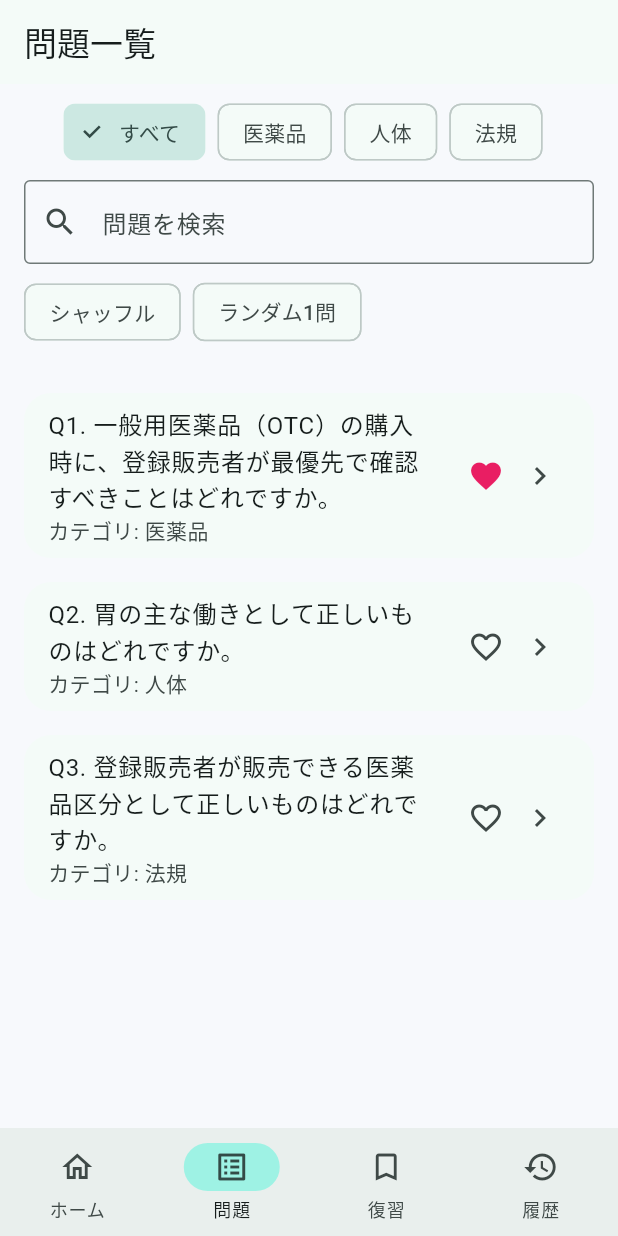
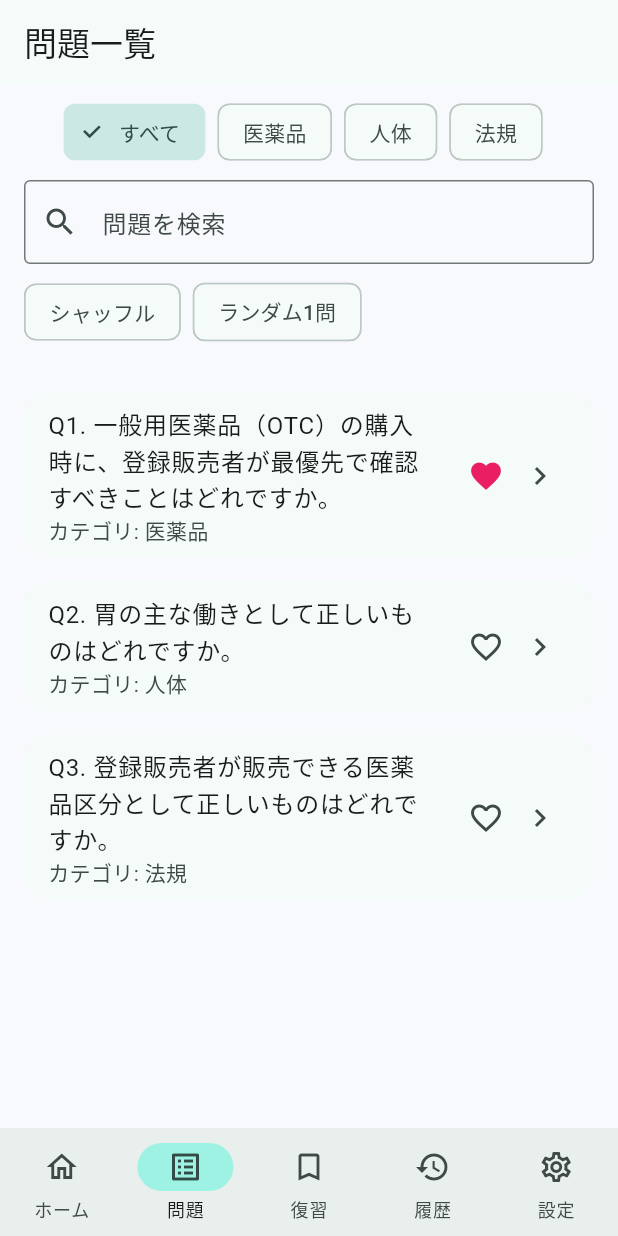
Before and after one commit to takuya42/touhan-app, a Flutter app: the screen it shows after launch, item 2 of the bottom bar chosen, after a tap on the "favorite outline" icon, on a phone screen of 412 x 824 dp. Run offline on Flutter 3.47's test engine with Material 3 defaults, Android fonts, the phone set to English and light mode, and no system bars; our stand-ins replace flutter_riverpod, shared_preferences.

Commit message:
Add settings UI, persisted notification toggle, and AI chat base screen

```diff
--- a/lib/src/features/questions/application/question_providers.dart
+++ b/lib/src/features/questions/application/question_providers.dart
@@ -39,6 +39,7 @@ final favoriteQuestionIdsProvider =
     );
 final currentStreakProvider = StateProvider<int>((ref) => 0);
 final todayStudySecondsProvider = StateProvider<int>((ref) => 0);
+final notificationsEnabledProvider = StateProvider<bool>((ref) => true);
 
 class FavoriteQuestionIdsNotifier extends StateNotifier<Set<String>> {
   FavoriteQuestionIdsNotifier() : super(<String>{});
--- a/lib/src/features/questions/application/study_persistence.dart
+++ b/lib/src/features/questions/application/study_persistence.dart
@@ -12,6 +12,7 @@ class StudyPersistenceService {
   static const _keyFavorites = 'favorite_ids';
   static const _keyStreak = 'current_streak';
   static const _keyStudySec = 'today_study_seconds';
+  static const _keyNotify = 'notifications_enabled';
 
   Future<void> load(WidgetRef ref) async {
     final prefs = await SharedPreferences.getInstance();
@@ -23,6 +24,7 @@ class StudyPersistenceService {
     ref.read(favoriteQuestionIdsProvider.notifier).setAll(prefs.getStringList(_keyFavorites) ?? <String>[]);
     ref.read(currentStreakProvider.notifier).state = prefs.getInt(_keyStreak) ?? 0;
     ref.read(todayStudySecondsProvider.notifier).state = prefs.getInt(_keyStudySec) ?? 0;
+    ref.read(notificationsEnabledProvider.notifier).state = prefs.getBool(_keyNotify) ?? true;
   }
 
   Future<void> save(WidgetRef ref) async {
@@ -35,6 +37,7 @@ class StudyPersistenceService {
     await prefs.setStringList(_keyFavorites, ref.read(favoriteQuestionIdsProvider).toList());
     await prefs.setInt(_keyStreak, ref.read(currentStreakProvider));
     await prefs.setInt(_keyStudySec, ref.read(todayStudySecondsProvider));
+    await prefs.setBool(_keyNotify, ref.read(notificationsEnabledProvider));
   }
 }
 
--- a/lib/src/features/questions/presentation/pages/home_shell_page.dart
+++ b/lib/src/features/questions/presentation/pages/home_shell_page.dart
@@ -6,6 +6,7 @@ import '../../application/question_providers.dart';
 import '../../domain/question.dart';
 import 'question_list_page.dart';
 import 'question_quiz_page.dart';
+import 'settings_page.dart';
 
 class HomeShellPage extends ConsumerStatefulWidget {
   const HomeShellPage({super.key});
@@ -35,6 +36,7 @@ class _HomeShellPageState extends ConsumerState<HomeShellPage> {
       const QuestionListPage(),
       const _WrongQuestionsPage(),
       const _StudyHistoryPage(),
+      const SettingsPage(),
     ];
 
     return Scaffold(
@@ -47,6 +49,7 @@ class _HomeShellPageState extends ConsumerState<HomeShellPage> {
           NavigationDestination(icon: Icon(Icons.list_alt_outlined), selectedIcon: Icon(Icons.list_alt), label: '問題'),
           NavigationDestination(icon: Icon(Icons.bookmark_outline), selectedIcon: Icon(Icons.bookmark), label: '復習'),
           NavigationDestination(icon: Icon(Icons.history_outlined), selectedIcon: Icon(Icons.history), label: '履歴'),
+          NavigationDestination(icon: Icon(Icons.settings_outlined), selectedIcon: Icon(Icons.settings), label: '設定'),
         ],
       ),
     );
--- /dev/null
+++ b/lib/src/features/questions/presentation/pages/settings_page.dart
@@ -0,0 +1,119 @@
+import 'package:flutter/material.dart';
+import 'package:flutter_riverpod/flutter_riverpod.dart';
+
+import '../../application/question_providers.dart';
+import '../../application/study_persistence.dart';
+
+class SettingsPage extends ConsumerWidget {
+  const SettingsPage({super.key});
+
+  @override
+  Widget build(BuildContext context, WidgetRef ref) {
+    final darkMode = ref.watch(darkModeProvider);
+    final notifications = ref.watch(notificationsEnabledProvider);
+
+    return Scaffold(
+      appBar: AppBar(title: const Text('設定')),
+      body: ListView(
+        padding: const EdgeInsets.all(16),
+        children: [
+          Card(
+            child: ListTile(
+              leading: const CircleAvatar(child: Icon(Icons.person)),
+              title: const Text('学習者プロフィール'),
+              subtitle: const Text('登録販売者 試験対策を継続中'),
+              trailing: const Icon(Icons.emoji_events_outlined),
+            ),
+          ),
+          const SizedBox(height: 8),
+          SwitchListTile(
+            value: darkMode,
+            title: const Text('ダークモード'),
+            onChanged: (value) async {
+              ref.read(darkModeProvider.notifier).state = value;
+              await ref.read(studyPersistenceProvider).save(ref);
+            },
+          ),
+          SwitchListTile(
+            value: notifications,
+            title: const Text('通知 ON/OFF'),
+            onChanged: (value) async {
+              ref.read(notificationsEnabledProvider.notifier).state = value;
+              await ref.read(studyPersistenceProvider).save(ref);
+            },
+          ),
+          ListTile(
+            leading: const Icon(Icons.gavel_outlined),
+            title: const Text('利用規約'),
+            onTap: () => Navigator.of(context).push(MaterialPageRoute<void>(builder: (_) => const _SimpleDocPage(title: '利用規約'))),
+          ),
+          ListTile(
+            leading: const Icon(Icons.privacy_tip_outlined),
+            title: const Text('プライバシーポリシー'),
+            onTap: () => Navigator.of(context).push(MaterialPageRoute<void>(builder: (_) => const _SimpleDocPage(title: 'プライバシーポリシー'))),
+          ),
+          ListTile(
+            leading: const Icon(Icons.chat_bubble_outline),
+            title: const Text('お問い合わせ'),
+            subtitle: const Text('support@example.com'),
+          ),
+          ListTile(
+            leading: const Icon(Icons.smart_toy_outlined),
+            title: const Text('AIチャット学習（準備中）'),
+            subtitle: const Text('OpenAI API連携しやすい土台を用意済み'),
+            onTap: () => Navigator.of(context).push(MaterialPageRoute<void>(builder: (_) => const _AiChatBasePage())),
+          ),
+          const Divider(),
+          FilledButton.tonalIcon(
+            onPressed: () async {
+              ref.read(correctAnswerCountProvider.notifier).state = 0;
+              ref.read(wrongAnswerCountProvider.notifier).state = 0;
+              ref.read(studyHistoryProvider.notifier).state = <String>[];
+              ref.read(wrongQuestionIdsProvider.notifier).setAll(<String>[]);
+              ref.read(favoriteQuestionIdsProvider.notifier).setAll(<String>[]);
+              ref.read(currentStreakProvider.notifier).state = 0;
+              ref.read(todayStudySecondsProvider.notifier).state = 0;
+              await ref.read(studyPersistenceProvider).save(ref);
+            },
+            icon: const Icon(Icons.refresh),
+            label: const Text('学習データをリセット'),
+          ),
+          const SizedBox(height: 12),
+          Center(
+            child: Text('App Version 1.0.0+1', style: Theme.of(context).textTheme.bodySmall),
+          ),
+        ],
+      ),
+    );
+  }
+}
+
+class _SimpleDocPage extends StatelessWidget {
+  const _SimpleDocPage({required this.title});
+  final String title;
+
+  @override
+  Widget build(BuildContext context) {
+    return Scaffold(
+      appBar: AppBar(title: Text(title)),
+      body: Padding(
+        padding: const EdgeInsets.all(16),
+        child: Text('$title（サンプル）\n\n本アプリは学習用途のための教材アプリです。'),
+      ),
+    );
+  }
+}
+
+class _AiChatBasePage extends StatelessWidget {
+  const _AiChatBasePage();
+
+  @override
+  Widget build(BuildContext context) {
+    return Scaffold(
+      appBar: AppBar(title: const Text('AIチャット学習')),
+      body: const Center(
+        child: Text('将来的にOpenAI APIと接続するチャットUI土台です。'),
+      ),
+    );
+  }
+}
```
